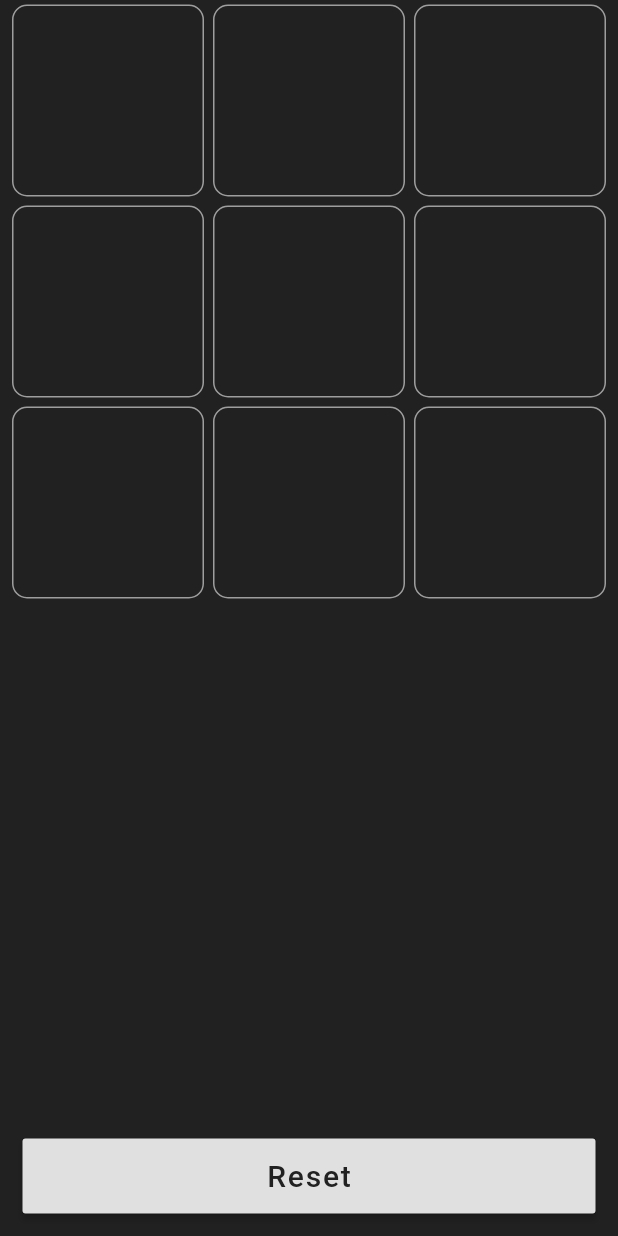
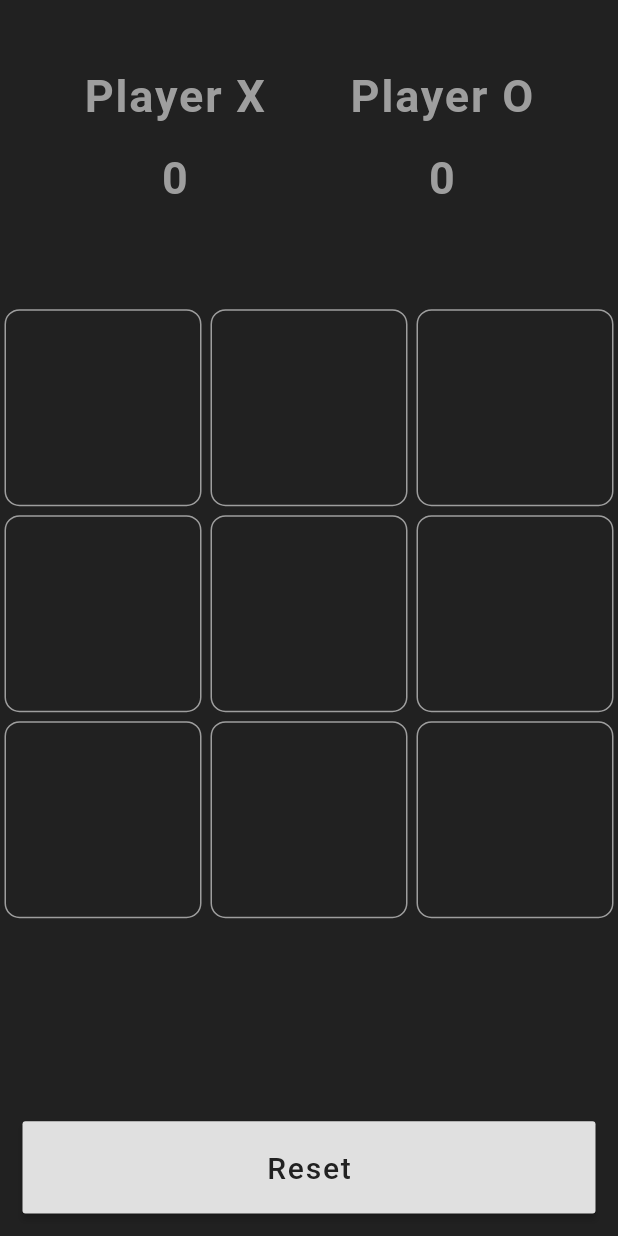
Before and after one commit to srivigneshwar1462/Tic-Tac-Toe, a Flutter app: the screen it shows after launch, on a phone screen of 412 x 824 dp. Run offline on Flutter 3.47's test engine with Material 2 defaults, Android fonts, the phone set to English and light mode, and no system bars.

Commit message:
Added score Board but logic is not implemented

```diff
--- a/lib/main.dart
+++ b/lib/main.dart
@@ -14,7 +14,7 @@ class GamePage extends StatefulWidget {
 
 class _GamePageState extends State<GamePage> {
   bool player;
-  int timesPressed;
+  int timesPressed, playerX, playerO;
   List<GameButton> buttonsList;
 
   List<GameButton> doInit() {
@@ -37,19 +37,70 @@ class _GamePageState extends State<GamePage> {
   @override
   void initState() {
     super.initState();
+    playerO = 0;
+    playerX = 0;
     buttonsList = doInit();
   }
+
+  var scoreBoardStyle = TextStyle(
+      color: Colors.grey,
+      fontSize: 30,
+      fontWeight: FontWeight.bold,
+      letterSpacing: 1.2);
 
   @override
   Widget build(BuildContext context) {
     return Scaffold(
       backgroundColor: appBackGround,
-      body: Column(
+      body: SafeArea(
+        child: Column(
           // mainAxisAlignment: MainAxisAlignment.end,
           children: [
-          Flexible(
+            Expanded(
+                flex: 2,
+                child: Container(
+                  child: Row(
+                    mainAxisAlignment: MainAxisAlignment.spaceEvenly,
+                    children: [
+                      Column(
+                        mainAxisAlignment: MainAxisAlignment.center,
+                        children: [
+                          Text(
+                            "Player X",
+                            style: scoreBoardStyle,
+                          ),
+                          SizedBox(
+                            height: 20,
+                          ),
+                          Text(
+                            playerX.toString(),
+                            style: scoreBoardStyle,
+                          )
+                        ],
+                      ),
+                      Column(
+                        mainAxisAlignment: MainAxisAlignment.center,
+                        children: [
+                          Text(
+                            "Player O",
+                            style: scoreBoardStyle,
+                          ),
+                          SizedBox(
+                            height: 20,
+                          ),
+                          Text(
+                            playerO.toString(),
+                            style: scoreBoardStyle,
+                          )
+                        ],
+                      )
+                    ],
+                  ),
+                )),
+            Expanded(
+              flex: 6,
               child: Padding(
-              padding: const EdgeInsets.symmetric(horizontal: 5),
+                padding: const EdgeInsets.only(top: 20),
                 child: GridView.builder(
                     itemCount: 9,
                     gridDelegate: SliverGridDelegateWithFixedCrossAxisCount(
@@ -63,8 +114,8 @@ class _GamePageState extends State<GamePage> {
                         child: Container(
                           decoration: BoxDecoration(
                               color: buttonsList[index].backGround,
-                            border:
-                                Border.all(color: buttonsList[index].fontColor),
+                              border: Border.all(
+                                  color: buttonsList[index].fontColor),
                               borderRadius: BorderRadius.circular(10)),
                           margin: EdgeInsets.all(3),
                           padding: EdgeInsets.all(5),
@@ -82,14 +133,15 @@ class _GamePageState extends State<GamePage> {
                     }),
               ),
             ),
-          Container(
+            Expanded(
+              flex: 1,
+              child: Container(
                 width: double.infinity,
                 height: 80,
                 padding: EdgeInsets.all(15),
                 child: RaisedButton(
                     onPressed: resetGame,
                     child: Center(
-
                       child: Text(
                         "Reset",
                         style: TextStyle(
@@ -99,8 +151,10 @@ class _GamePageState extends State<GamePage> {
                         ),
                       ),
                     )),
+              ),
             )
           ],
+        ),
       ),
     );
   }
@@ -108,7 +162,7 @@ class _GamePageState extends State<GamePage> {
   void _tapped(int index) {
     if (buttonsList[index].text == '') {
       setState(() {
-        buttonsList[index].text = player ? 'x' : 'o';
+        buttonsList[index].text = player ? 'X' : 'O';
         // buttonsList[index].fontColor = player ? Colors.green : Colors.red;
         player = !player;
         timesPressed += 1;
@@ -126,7 +180,7 @@ class _GamePageState extends State<GamePage> {
 
   void checkWinnerMain() {
     bool hasWinner = checkWinner();
-    print(timesPressed);
+
     if (hasWinner == false && timesPressed == 9) {
       showDialog(
           context: context,
@@ -142,7 +196,6 @@ class _GamePageState extends State<GamePage> {
     if (buttonsList[0].text == buttonsList[1].text &&
         buttonsList[0].text == buttonsList[2].text &&
         buttonsList[0].text != '') {
-      print("Checking First if");
       buttonsList[0].fontColor = Colors.green;
       buttonsList[1].fontColor = Colors.green;
       buttonsList[2].fontColor = Colors.green;
@@ -158,7 +211,6 @@ class _GamePageState extends State<GamePage> {
     if (buttonsList[3].text == buttonsList[4].text &&
         buttonsList[3].text == buttonsList[5].text &&
         buttonsList[3].text != '') {
-      print("Checking Second if");
       buttonsList[3].fontColor = Colors.green;
       buttonsList[4].fontColor = Colors.green;
       buttonsList[5].fontColor = Colors.green;
@@ -174,7 +226,6 @@ class _GamePageState extends State<GamePage> {
     if (buttonsList[6].text == buttonsList[7].text &&
         buttonsList[6].text == buttonsList[8].text &&
         buttonsList[6].text != '') {
-      print("Checking Second if");
       buttonsList[6].fontColor = Colors.green;
       buttonsList[7].fontColor = Colors.green;
       buttonsList[8].fontColor = Colors.green;
@@ -191,7 +242,6 @@ class _GamePageState extends State<GamePage> {
     if (buttonsList[0].text == buttonsList[3].text &&
         buttonsList[0].text == buttonsList[6].text &&
         buttonsList[0].text != '') {
-      print("Checking Second if");
       buttonsList[0].fontColor = Colors.green;
       buttonsList[3].fontColor = Colors.green;
       buttonsList[6].fontColor = Colors.green;
@@ -208,7 +258,6 @@ class _GamePageState extends State<GamePage> {
     if (buttonsList[1].text == buttonsList[4].text &&
         buttonsList[1].text == buttonsList[7].text &&
         buttonsList[1].text != '') {
-      print("Checking Second if");
       buttonsList[1].fontColor = Colors.green;
       buttonsList[4].fontColor = Colors.green;
       buttonsList[7].fontColor = Colors.green;
@@ -225,7 +274,6 @@ class _GamePageState extends State<GamePage> {
     if (buttonsList[2].text == buttonsList[5].text &&
         buttonsList[2].text == buttonsList[8].text &&
         buttonsList[2].text != '') {
-      print("Checking Second if");
       buttonsList[2].fontColor = Colors.green;
       buttonsList[5].fontColor = Colors.green;
       buttonsList[8].fontColor = Colors.green;
@@ -242,7 +290,6 @@ class _GamePageState extends State<GamePage> {
     if (buttonsList[0].text == buttonsList[4].text &&
         buttonsList[0].text == buttonsList[8].text &&
         buttonsList[0].text != '') {
-      print("Checking Second if");
       buttonsList[0].fontColor = Colors.green;
       buttonsList[4].fontColor = Colors.green;
       buttonsList[8].fontColor = Colors.green;
@@ -259,7 +306,6 @@ class _GamePageState extends State<GamePage> {
     if (buttonsList[2].text == buttonsList[4].text &&
         buttonsList[2].text == buttonsList[6].text &&
         buttonsList[2].text != '') {
-      print("Checking Second if");
       buttonsList[2].fontColor = Colors.green;
       buttonsList[4].fontColor = Colors.green;
       buttonsList[6].fontColor = Colors.green;
```
Lines whose indentation alone changed are shown as unchanged.
